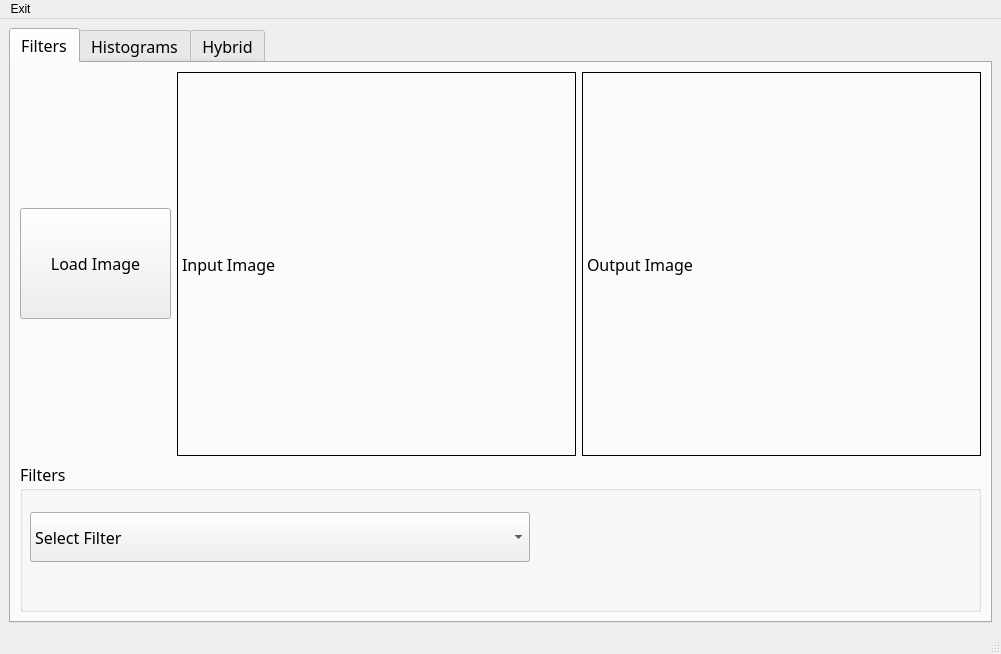
Old version of the form Task1/Qt/ImageView.ui in the repository mennahamdy33/CV.
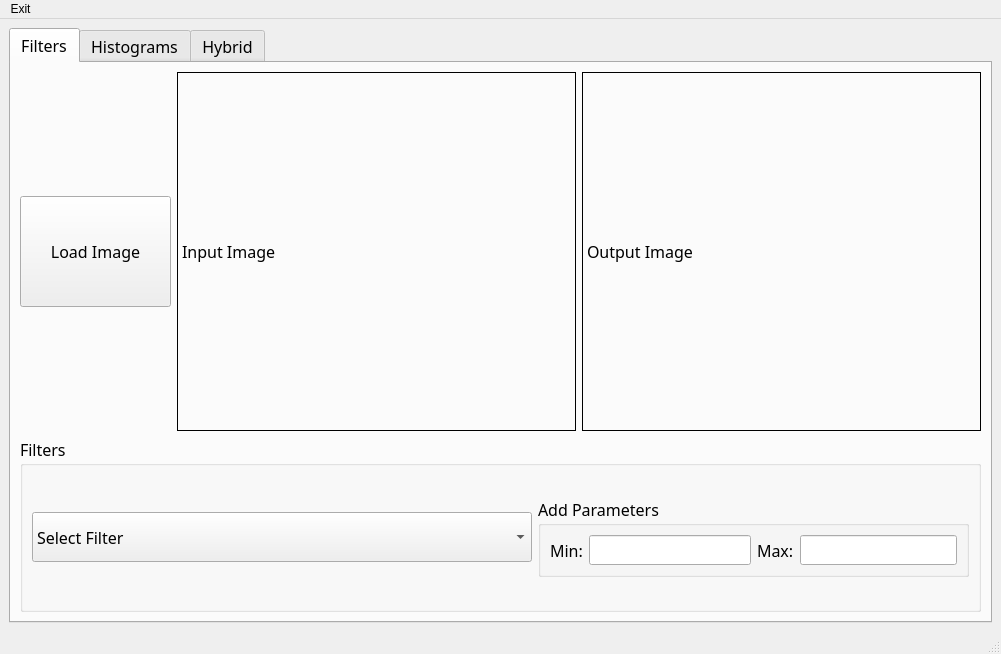
New version of the form.

What changed in the file:
```diff
--- a/Task1/Qt/ImageView.ui
+++ b/Task1/Qt/ImageView.ui
@@ -14,8 +14,8 @@
    <string>MainWindow</string>
   </property>
   <widget class="QWidget" name="centralwidget">
-   <layout class="QGridLayout" name="gridLayout">
-    <item row="1" column="0">
+   <layout class="QGridLayout" name="gridLayout_5">
+    <item row="0" column="0">
      <widget class="QTabWidget" name="tabWidget">
       <property name="font">
        <font>
@@ -30,7 +30,7 @@
        <attribute name="title">
         <string>Filters</string>
        </attribute>
-       <layout class="QGridLayout" name="gridLayout_2">
+       <layout class="QGridLayout" name="gridLayout_6">
         <item row="0" column="0">
          <layout class="QVBoxLayout" name="verticalLayout">
           <item>
@@ -91,27 +91,29 @@
             <property name="maximumSize">
              <size>
               <width>16777215</width>
-              <height>150</height>
+              <height>175</height>
              </size>
             </property>
             <property name="title">
              <string>Filters</string>
             </property>
+            <layout class="QGridLayout" name="gridLayout_2">
+             <item row="0" column="0">
+              <layout class="QHBoxLayout" name="horizontalLayout_11">
+               <item>
             <widget class="QComboBox" name="selectTab1">
-             <property name="geometry">
-              <rect>
-               <x>10</x>
-               <y>50</y>
-               <width>500</width>
-               <height>50</height>
-              </rect>
-             </property>
              <property name="sizePolicy">
               <sizepolicy hsizetype="Fixed" vsizetype="Fixed">
                <horstretch>0</horstretch>
                <verstretch>0</verstretch>
               </sizepolicy>
              </property>
+                 <property name="minimumSize">
+                  <size>
+                   <width>500</width>
+                   <height>50</height>
+                  </size>
+                 </property>
              <property name="maximumSize">
               <size>
                <width>500</width>
@@ -158,7 +160,100 @@
                <string>Prewitt Filter</string>
               </property>
              </item>
-            </widget>
+                 <item>
+                  <property name="text">
+                   <string>Normalization</string>
+                  </property>
+                 </item>
+                 <item>
+                  <property name="text">
+                   <string>Equalization</string>
+                  </property>
+                 </item>
+                 <item>
+                  <property name="text">
+                   <string>Local Thresholding</string>
+                  </property>
+                 </item>
+                 <item>
+                  <property name="text">
+                   <string>Global Thresholding</string>
+                  </property>
+                 </item>
+                 <item>
+                  <property name="text">
+                   <string>Low Frequency Filter</string>
+                  </property>
+                 </item>
+                 <item>
+                  <property name="text">
+                   <string>High Frequency Filter</string>
+                  </property>
+                 </item>
+                </widget>
+               </item>
+               <item>
+                <widget class="QGroupBox" name="groupBox_2">
+                 <property name="sizePolicy">
+                  <sizepolicy hsizetype="Preferred" vsizetype="Fixed">
+                   <horstretch>0</horstretch>
+                   <verstretch>0</verstretch>
+                  </sizepolicy>
+                 </property>
+                 <property name="minimumSize">
+                  <size>
+                   <width>0</width>
+                   <height>80</height>
+                  </size>
+                 </property>
+                 <property name="maximumSize">
+                  <size>
+                   <width>16777215</width>
+                   <height>80</height>
+                  </size>
+                 </property>
+                 <property name="title">
+                  <string>Add Parameters</string>
+                 </property>
+                 <layout class="QGridLayout" name="gridLayout">
+                  <item row="0" column="0">
+                   <layout class="QHBoxLayout" name="horizontalLayout_10">
+                    <item>
+                     <layout class="QHBoxLayout" name="horizontalLayout_8">
+                      <item>
+                       <widget class="QLabel" name="label">
+                        <property name="text">
+                         <string>Min:</string>
+                        </property>
+                       </widget>
+                      </item>
+                      <item>
+                       <widget class="QLineEdit" name="lineEdit"/>
+                      </item>
+                     </layout>
+                    </item>
+                    <item>
+                     <layout class="QHBoxLayout" name="horizontalLayout_9">
+                      <item>
+                       <widget class="QLabel" name="label_2">
+                        <property name="text">
+                         <string>Max:</string>
+                        </property>
+                       </widget>
+                      </item>
+                      <item>
+                       <widget class="QLineEdit" name="lineEdit_2"/>
+                      </item>
+                     </layout>
+                    </item>
+                   </layout>
+                  </item>
+                 </layout>
+                </widget>
+               </item>
+              </layout>
+             </item>
+            </layout>
            </widget>
           </item>
          </layout>
```
Lines whose indentation alone changed are shown as unchanged.
